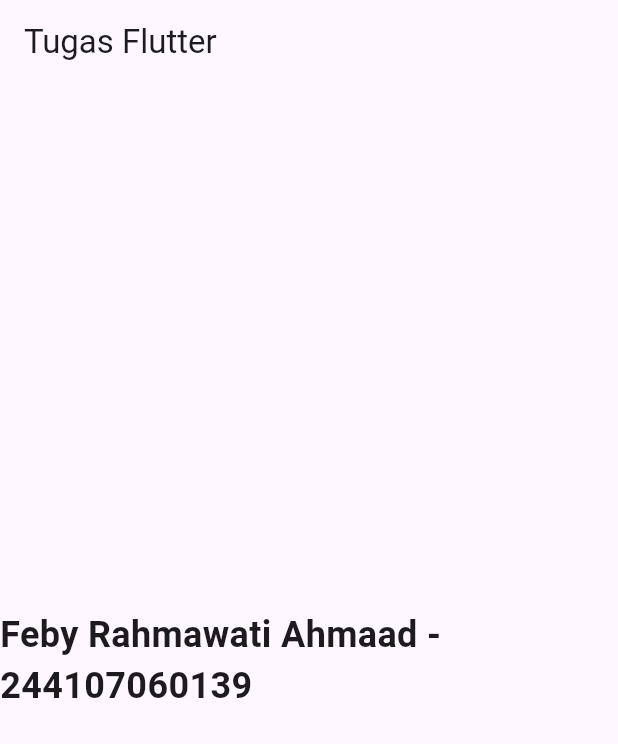
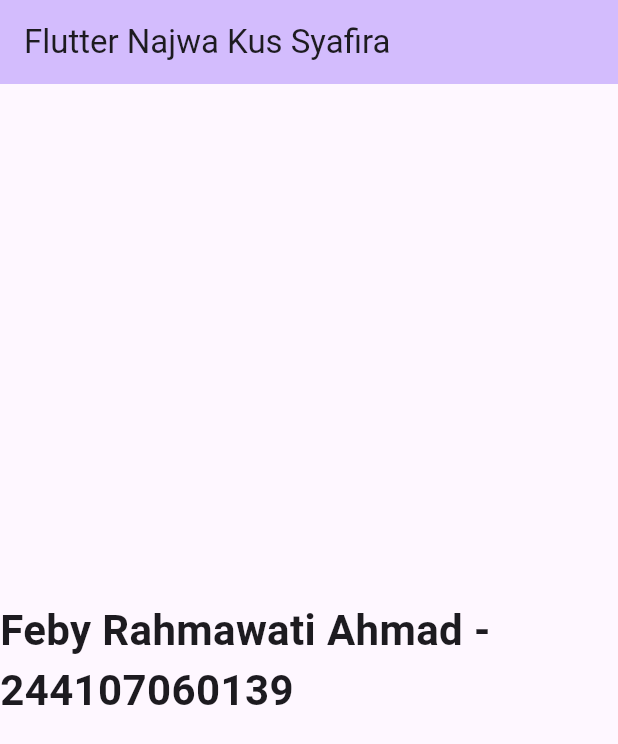
Before and after one commit to MariaSavira/Simulasi_Kolaborasi_Git_Kelompok_1, a Flutter app: the screen it shows after launch, on a phone screen of 412 x 824 dp. Shown: the top 744 px of the screen. Run offline on Flutter 3.47's test engine with Material 3 defaults, Android fonts, the phone set to English and light mode, and no system bars.

Commit message:
Menambahkan project flutter home feby

```diff
--- a/project_pm_febyyy/lib/main.dart
+++ b/project_pm_febyyy/lib/main.dart
@@ -7,19 +7,123 @@ void main() {
 class MyApp extends StatelessWidget {
   const MyApp({super.key});
 
+  // This widget is the root of your application.
   @override
   Widget build(BuildContext context) {
     return MaterialApp(
-      title: 'Tugas Flutter',
-      home: Scaffold(
-        appBar: AppBar(title: const Text('Tugas Flutter')),
-        body: const Center(
-          child: Text(
-            'Feby Rahmawati Ahmaad - 244107060139',
-            style: TextStyle(fontSize: 24, fontWeight: FontWeight.bold),
-          ),
+      title: 'Flutter Demo',
+      theme: ThemeData(
+        // This is the theme of your application.
+        //
+        // TRY THIS: Try running your application with "flutter run". You'll see
+        // the application has a purple toolbar. Then, without quitting the app,
+        // try changing the seedColor in the colorScheme below to Colors.green
+        // and then invoke "hot reload" (save your changes or press the "hot
+        // reload" button in a Flutter-supported IDE, or press "r" if you used
+        // the command line to start the app).
+        //
+        // Notice that the counter didn't reset back to zero; the application
+        // state is not lost during the reload. To reset the state, use hot
+        // restart instead.
+        //
+        // This works for code too, not just values: Most code changes can be
+        // tested with just a hot reload.
+        colorScheme: .fromSeed(seedColor: Colors.deepPurple),
+      ),
+      home: const MyHomePage(title: 'Flutter Najwa Kus Syafira'),
+    );
+  }
+}
+
+class MyHomePage extends StatefulWidget {
+  const MyHomePage({super.key, required this.title});
+
+  // This widget is the home page of your application. It is stateful, meaning
+  // that it has a State object (defined below) that contains fields that affect
+  // how it looks.
+
+  // This class is the configuration for the state. It holds the values (in this
+  // case the title) provided by the parent (in this case the App widget) and
+  // used by the build method of the State. Fields in a Widget subclass are
+  // always marked "final".
+
+  final String title;
+
+  @override
+  State<MyHomePage> createState() => _MyHomePageState();
+}
+
+class _MyHomePageState extends State<MyHomePage> {
+  int _counter = 0;
+
+  void _incrementCounter() {
+    setState(() {
+      // This call to setState tells the Flutter framework that something has
+      // changed in this State, which causes it to rerun the build method below
+      // so that the display can reflect the updated values. If we changed
+      // _counter without calling setState(), then the build method would not be
+      // called again, and so nothing would appear to happen.
+      _counter++;
+    });
+  }
+
+  @override
+  Widget build(BuildContext context) {
+    // This method is rerun every time setState is called, for instance as done
+    // by the _incrementCounter method above.
+    //
+    // The Flutter framework has been optimized to make rerunning build methods
+    // fast, so that you can just rebuild anything that needs updating rather
+    // than having to individually change instances of widgets.
+    return Scaffold(
+      appBar: AppBar(
+        // TRY THIS: Try changing the color here to a specific color (to
+        // Colors.amber, perhaps?) and trigger a hot reload to see the AppBar
+        // change color while the other colors stay the same.
+        backgroundColor: Theme.of(context).colorScheme.inversePrimary,
+        // Here we take the value from the MyHomePage object that was created by
+        // the App.build method, and use it to set our appbar title.
+        title: Text(widget.title),
+      ),
+      body: Center(
+        // Center is a layout widget. It takes a single child and positions it
+        // in the middle of the parent.
+        child: Text(
+          // Column is also a layout widget. It takes a list of children and
+          // arranges them vertically. By default, it sizes itself to fit its
+          // children horizontally, and tries to be as tall as its parent.
+          //
+          // Column has various properties to control how it sizes itself and
+          // how it positions its children. Here we use mainAxisAlignment to
+          // center the children vertically; the main axis here is the vertical
+          // axis because Columns are vertical (the cross axis would be
+          // horizontal).
+          //
+          // TRY THIS: Invoke "debug painting" (choose the "Toggle Debug Paint"
+          // action in the IDE, or press "p" in the console), to see the
+          // wireframe for each widget.
+          'Feby Rahmawati Ahmad - 244107060139',
+          style: TextStyle(fontSize: 28, fontWeight: FontWeight.bold),
         ),
       ),
     );
+    // mainAxisAlignment: .center,
+    //children: [
+    // const Text('You have pushed the button this many times:'),
+    // Text(
+    //'$_counter',
+    // style: Theme.of(context).textTheme.headlineMedium,
+    // ),
+    //),
+    // ],
+    //),
+    // ),
+    // );
+    // floatingActionButton: FloatingActionButton(
+    //  onPressed: _incrementCounter,
+    // tooltip: 'Increment',
+    // child: const Icon(Icons.add),
+    // ),
+    //  );
   }
 }
```
Also changed, not shown: 1 other file.
